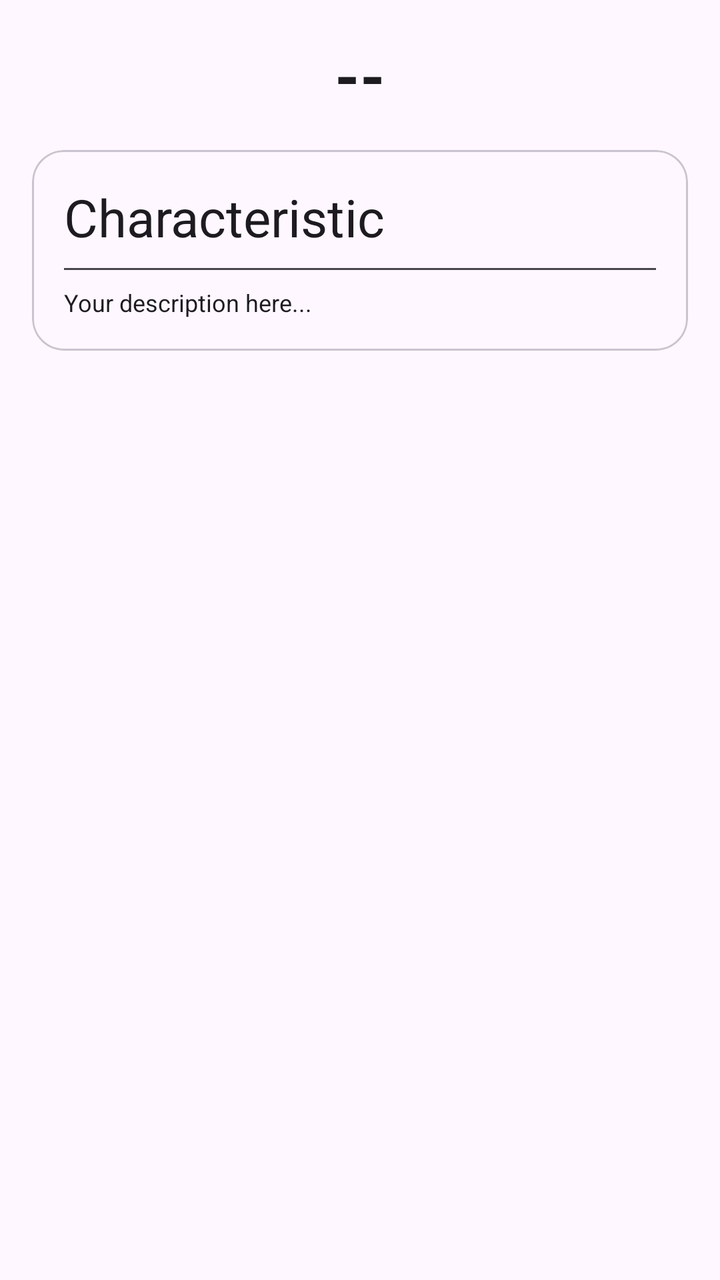
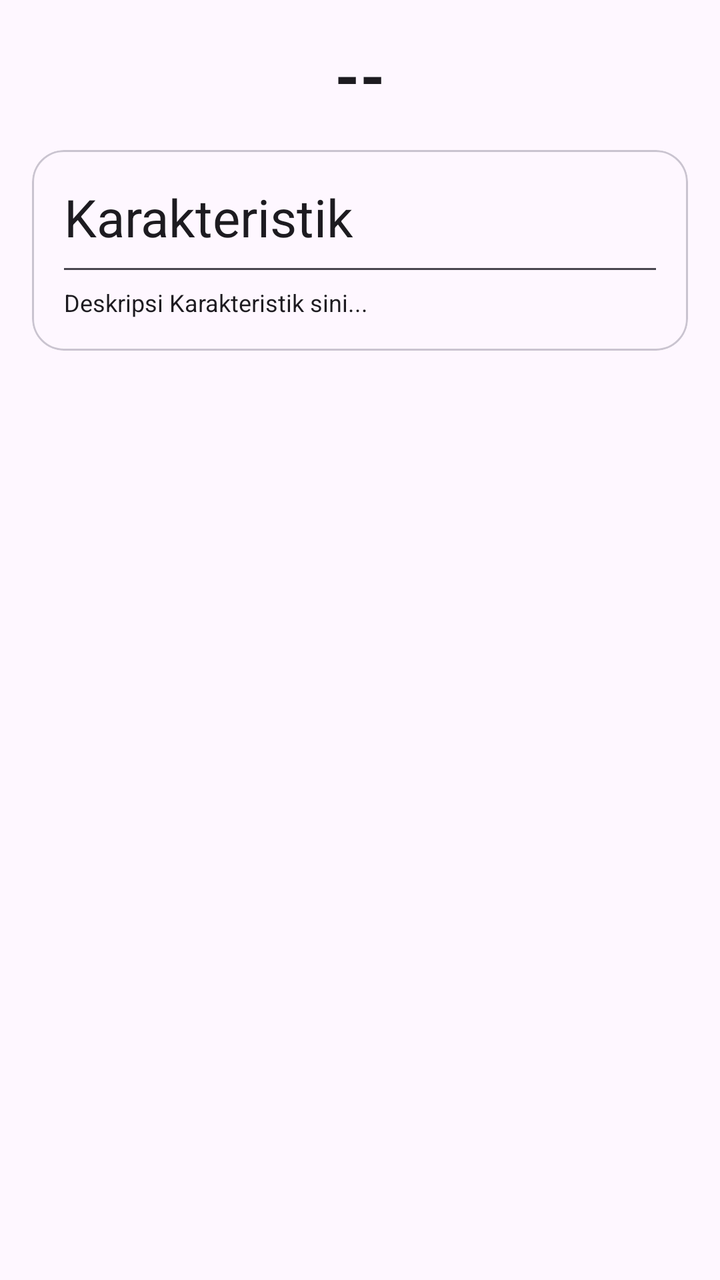

Before-and-after screenshots of an Android layout around one commit, followed by the original layout XML and the change that was made.
<!-- AndroidManifest.xml: application theme Theme.CoffeeLeafClassifier -->
<!-- res/layout/fragment_description.xml -->
<?xml version="1.0" encoding="utf-8"?>
<LinearLayout xmlns:android="http://schemas.android.com/apk/res/android"
    xmlns:app="http://schemas.android.com/apk/res-auto"
    android:layout_width="match_parent"
    android:layout_height="wrap_content"
    android:orientation="vertical"
    android:padding="16dp">

    <TextView
        android:id="@+id/tvLabel"
        android:layout_width="wrap_content"
        android:layout_height="wrap_content"
        android:text="--"
        android:textSize="32sp"
        android:textStyle="bold"
        android:textColor="?android:attr/textColorPrimary"
        android:lineSpacingExtra="4dp"
        android:layout_gravity="center"
        />

    <com.google.android.material.card.MaterialCardView
        android:layout_width="match_parent"
        android:layout_height="wrap_content"
        android:layout_marginTop="16dp"
        app:cardCornerRadius="16dp"
        app:cardElevation="0dp"
        android:layout_marginBottom="8dp"
        app:cardBackgroundColor="@android:color/transparent"
        app:strokeWidth="1dp"
        >

        <LinearLayout
            android:layout_width="match_parent"
            android:layout_height="wrap_content"
            android:orientation="vertical"
            android:padding="16dp">

            <TextView
                android:layout_width="wrap_content"
                android:layout_height="wrap_content"
                android:text="Characteristic"
                android:textSize="26sp"
                android:textColor="?android:attr/textColorPrimary"

                />

            <View
                android:layout_width="match_parent"
                android:layout_height="1dp"
                android:background="#49454f"
                android:layout_marginVertical="8dp" />

            <TextView
                android:id="@+id/tvDesc"
                android:layout_width="wrap_content"
                android:layout_height="wrap_content"
                android:text="Your description here..."
                android:textSize="12sp"
                android:textColor="?android:attr/textColorPrimary"
                />

        </LinearLayout>
    </com.google.android.material.card.MaterialCardView>

</LinearLayout>
<!-- resources referenced by this layout -->
<resources>
  <style name="Theme.CoffeeLeafClassifier" parent="Theme.Material3.DayNight.NoActionBar">
          <item name="colorPrimary">@color/purple_500</item>
          <item name="colorPrimaryVariant">@color/purple_700</item>
          <item name="colorOnPrimary">@color/white</item>
      </style>
  <color name="purple_500">#FF6200EE</color>
  <color name="purple_700">#FF3700B3</color>
  <color name="white">#FFFFFFFF</color>
</resources>

<!-- the commit's change to res/layout/fragment_description.xml (unified diff, before → after) -->
@@ -38,7 +38,7 @@
             <TextView
                 android:layout_width="wrap_content"
                 android:layout_height="wrap_content"
-                android:text="Characteristic"
+                android:text="Karakteristik"
                 android:textSize="26sp"
                 android:textColor="?android:attr/textColorPrimary"
 
@@ -54,7 +54,7 @@
                 android:id="@+id/tvDesc"
                 android:layout_width="wrap_content"
                 android:layout_height="wrap_content"
-                android:text="Your description here..."
+                android:text="Deskripsi Karakteristik sini..."
                 android:textSize="12sp"
                 android:textColor="?android:attr/textColorPrimary"
                 />
